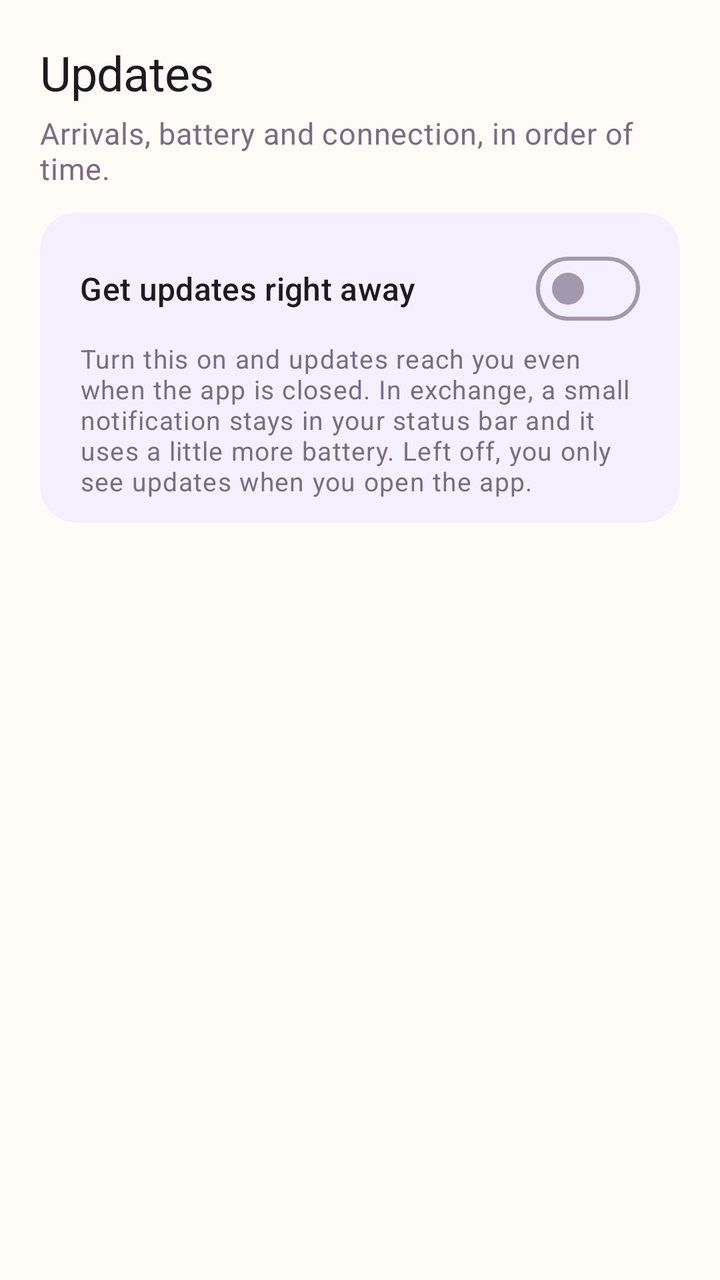
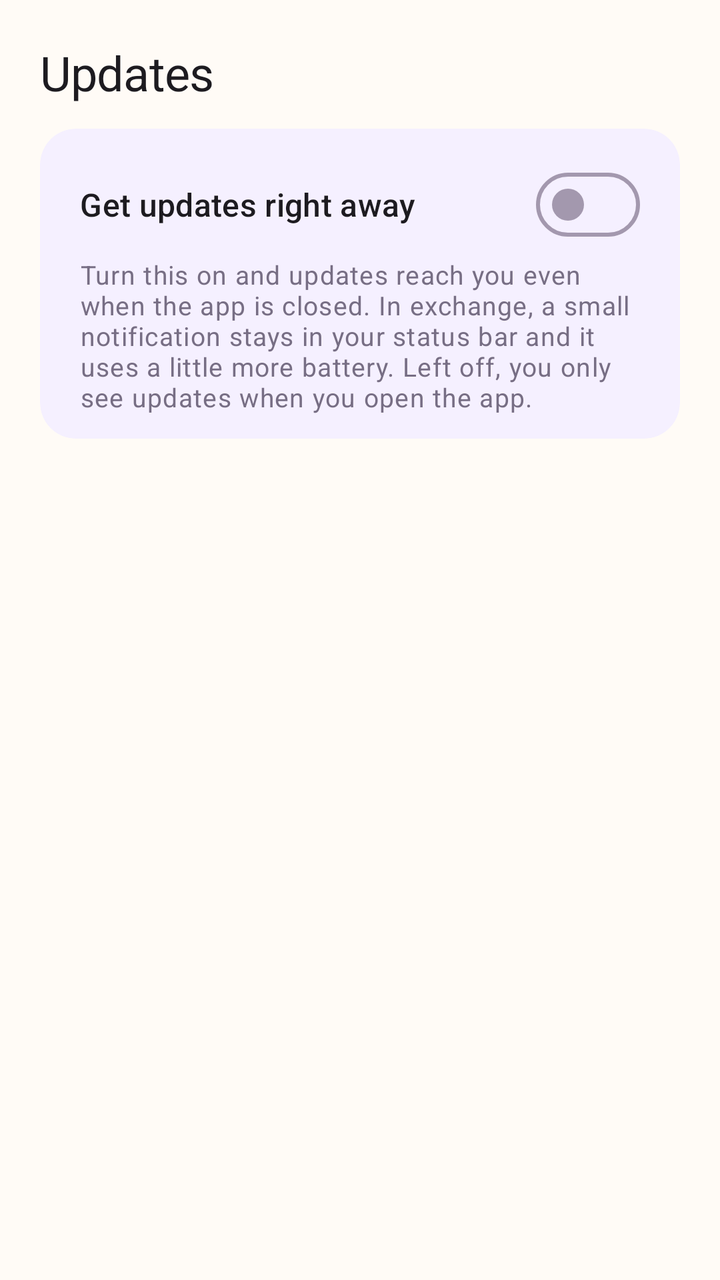

Compare the two renders of this Android layout. The source of the first and the diff that turns it into the second are given below.
<!-- AndroidManifest.xml: application theme Theme.KidCare -->
<!-- res/layout/fragment_alert.xml -->
<?xml version="1.0" encoding="utf-8"?>
<LinearLayout xmlns:android="http://schemas.android.com/apk/res/android"
    xmlns:app="http://schemas.android.com/apk/res-auto"
    android:layout_width="match_parent"
    android:layout_height="match_parent"
    android:orientation="vertical">

    <LinearLayout
        android:layout_width="match_parent"
        android:layout_height="wrap_content"
        android:orientation="vertical"
        android:paddingHorizontal="@dimen/edge"
        android:paddingTop="20dp"
        android:paddingBottom="12dp">

        <TextView
            android:layout_width="match_parent"
            android:layout_height="wrap_content"
            android:text="@string/alert_header_title"
            android:textAppearance="?attr/textAppearanceHeadlineSmall" />

        <TextView
            android:layout_width="match_parent"
            android:layout_height="wrap_content"
            android:layout_marginTop="4dp"
            android:text="@string/alert_header_subtitle"
            android:textAppearance="?attr/textAppearanceBodyMedium"
            android:textColor="?attr/colorOnSurfaceVariant" />
    </LinearLayout>

    
    <com.google.android.material.card.MaterialCardView
        android:layout_width="match_parent"
        android:layout_height="wrap_content"
        android:layout_marginHorizontal="@dimen/edge"
        android:layout_marginBottom="8dp"
        app:cardBackgroundColor="?attr/colorSurfaceContainerHigh"
        app:shapeAppearance="@style/ShapeAppearance.KidCare.Medium"
        app:strokeWidth="0dp">

        <LinearLayout
            android:layout_width="match_parent"
            android:layout_height="wrap_content"
            android:orientation="vertical"
            android:paddingHorizontal="@dimen/edge"
            android:paddingVertical="12dp">

            <com.google.android.material.materialswitch.MaterialSwitch
                android:id="@+id/service_switch"
                android:layout_width="match_parent"
                android:layout_height="wrap_content"
                android:minHeight="52dp"
                android:saveEnabled="false"
                android:text="@string/alert_service_switch"
                android:textAppearance="?attr/textAppearanceTitleSmall" />

            <TextView
                android:layout_width="match_parent"
                android:layout_height="wrap_content"
                android:text="@string/alert_service_hint"
                android:textAppearance="?attr/textAppearanceBodySmall"
                android:textColor="?attr/colorOnSurfaceVariant" />
        </LinearLayout>
    </com.google.android.material.card.MaterialCardView>

    
    <TextView
        android:id="@+id/alert_state"
        android:layout_width="match_parent"
        android:layout_height="wrap_content"
        android:paddingHorizontal="@dimen/edge"
            android:paddingVertical="16dp"
        android:textAppearance="?attr/textAppearanceBodyMedium"
        android:textColor="?attr/colorOnSurfaceVariant"
        android:visibility="gone" />

    <FrameLayout
        android:layout_width="match_parent"
        android:layout_height="0dp"
        android:layout_weight="1">

        <androidx.recyclerview.widget.RecyclerView
            android:id="@+id/alert_list"
            android:layout_width="match_parent"
            android:layout_height="match_parent"
            android:clipToPadding="false"
            android:paddingTop="4dp"
            android:paddingBottom="12dp" />

        
        <LinearLayout
            android:id="@+id/alert_empty"
            android:layout_width="match_parent"
            android:layout_height="wrap_content"
            android:layout_gravity="center"
            android:gravity="center_horizontal"
            android:orientation="vertical"
            android:paddingHorizontal="@dimen/edge"
            android:paddingVertical="24dp"
            android:visibility="gone">

            <ImageView
                android:layout_width="104dp"
                android:layout_height="104dp"
                android:alpha="0.9"
                android:importantForAccessibility="no"
                android:src="@drawable/ic_mascot" />

            <TextView
                android:id="@+id/alert_empty_text"
                android:layout_width="match_parent"
                android:layout_height="wrap_content"
                android:layout_marginTop="16dp"
                android:gravity="center"
                android:lineSpacingExtra="3dp"
                android:text="@string/alert_empty"
                android:textAppearance="?attr/textAppearanceBodyMedium"
                android:textColor="?attr/colorOnSurfaceVariant" />
        </LinearLayout>
    </FrameLayout>
</LinearLayout>
<!-- resources referenced by this layout -->
<resources>
  <dimen name="edge">20dp</dimen>
  <!-- drawable ic_mascot (drawable) -->
  <?xml version="1.0" encoding="utf-8"?>
  <vector xmlns:android="http://schemas.android.com/apk/res/android"
      android:width="120dp"
      android:height="120dp"
      android:viewportWidth="120"
      android:viewportHeight="120">
  
      <path
          android:pathData="M60,4 a55,55 0 1,0 0,110 a55,55 0 1,0 0,-110 Z"
          android:fillColor="@color/mascot_bg" />
  
      
      <path
          android:pathData="M60,34 L60,20"
          android:strokeColor="@color/mascot_leaf"
          android:strokeWidth="6"
          android:strokeLineCap="round" />
  
      
      <path
          android:pathData="M58,27 C47,27 40,20 40,11 C51,11 58,18 58,27 Z"
          android:fillColor="@color/mascot_leaf" />
      <path
          android:pathData="M62,22 C72,22 78,16 78,8 C68,8 62,14 62,22 Z"
          android:fillColor="@color/mascot_leaf" />
  
      
      <path
          android:pathData="M22,68 a38,38 0 1,0 76,0 a38,38 0 1,0 -76,0 Z"
          android:fillColor="@color/mascot_face"
          android:strokeColor="@color/mascot_line"
          android:strokeWidth="3.5" />
  
      
      <path
          android:pathData="M31,80 a7,7 0 1,0 14,0 a7,7 0 1,0 -14,0 Z"
          android:fillColor="@color/mascot_cheek" />
      <path
          android:pathData="M75,80 a7,7 0 1,0 14,0 a7,7 0 1,0 -14,0 Z"
          android:fillColor="@color/mascot_cheek" />
  
      
      <path
          android:pathData="M41,63 a5,5 0 1,0 10,0 a5,5 0 1,0 -10,0 Z"
          android:fillColor="@color/mascot_line" />
      <path
          android:pathData="M69,63 a5,5 0 1,0 10,0 a5,5 0 1,0 -10,0 Z"
          android:fillColor="@color/mascot_line" />
  
      
      <path
          android:pathData="M50,80 Q60,91 70,80"
          android:strokeColor="@color/mascot_line"
          android:strokeWidth="5"
          android:strokeLineCap="round" />
  </vector>
  <string name="alert_empty" formatted="false">No updates yet.\nPick a school or academy on the Places tab\nand arrivals will show up here.</string>
  <string name="alert_header_subtitle" formatted="false">Arrivals, battery and connection, in order of time.</string>
  <string name="alert_header_title" formatted="false">Updates</string>
  <string name="alert_service_hint" formatted="false">Turn this on and updates reach you even when the app is closed. In exchange, a small notification stays in your status bar and it uses a little more battery. Left off, you only see updates when you open the app.</string>
  <string name="alert_service_switch" formatted="false">Get updates right away</string>
  <color name="mascot_bg">#CFEDE7</color>
  <color name="mascot_leaf">#3B9B73</color>
  <color name="mascot_face">#FFD9A8</color>
  <color name="mascot_line">#173E37</color>
  <color name="mascot_cheek">#FFB8B8</color>
  <color name="sky">#826DCC</color>
  <color name="on_accent">#FFFFFF</color>
  <color name="sky_soft">#EEE9FF</color>
  <color name="ink">#342D3F</color>
  <color name="apricot">#F2A05F</color>
  <color name="apricot_soft">#FFF0E2</color>
  <color name="on_apricot_soft">#5A3216</color>
  <color name="grass">#7E9D68</color>
  <color name="grass_soft">#EDF4E7</color>
  <color name="berry_ink">#B64C66</color>
  <color name="paper_card">#FFFEFC</color>
  <color name="berry_soft">#FDE8F2</color>
  <color name="on_berry_soft">#5B213C</color>
  <color name="paper">#FFFBF6</color>
  <color name="paper_fold">#F5F0FF</color>
  <color name="ink_soft">#776E84</color>
  <color name="line">#A398AE</color>
  <color name="line_soft">#E9E1ED</color>
  <style parent="" name="ShapeAppearance.KidCare.Small">
          <item name="cornerFamily">rounded</item>
          <item name="cornerSize">12dp</item>
      </style>
  <style parent="" name="ShapeAppearance.KidCare.Large">
          <item name="cornerFamily">rounded</item>
          <item name="cornerSize">24dp</item>
      </style>
  <style parent="" name="ShapeAppearance.KidCare.Pill">
          <item name="cornerFamily">rounded</item>
          <item name="cornerSize">50%</item>
      </style>
  <!-- unchanged entries left out for length: 25 -->
</resources>

<!-- the commit's change to res/layout/fragment_alert.xml (unified diff, before → after) -->
@@ -18,14 +18,6 @@
             android:layout_height="wrap_content"
             android:text="@string/alert_header_title"
             android:textAppearance="?attr/textAppearanceHeadlineSmall" />
-
-        <TextView
-            android:layout_width="match_parent"
-            android:layout_height="wrap_content"
-            android:layout_marginTop="4dp"
-            android:text="@string/alert_header_subtitle"
-            android:textAppearance="?attr/textAppearanceBodyMedium"
-            android:textColor="?attr/colorOnSurfaceVariant" />
     </LinearLayout>
 
     
@@ -104,7 +96,7 @@
                 android:layout_height="104dp"
                 android:alpha="0.9"
                 android:importantForAccessibility="no"
-                android:src="@drawable/ic_mascot" />
+                android:src="@drawable/mascot_3d" />
 
             <TextView
                 android:id="@+id/alert_empty_text"
<!-- resource entries referenced after the edit -->
@@ -1,73 +1,11 @@
 <!-- resources referenced by this layout -->
 <resources>
   <dimen name="edge">20dp</dimen>
-  <!-- drawable ic_mascot (drawable) -->
-  <?xml version="1.0" encoding="utf-8"?>
-  <vector xmlns:android="http://schemas.android.com/apk/res/android"
-      android:width="120dp"
-      android:height="120dp"
-      android:viewportWidth="120"
-      android:viewportHeight="120">
-  
-      <path
-          android:pathData="M60,4 a55,55 0 1,0 0,110 a55,55 0 1,0 0,-110 Z"
-          android:fillColor="@color/mascot_bg" />
-  
-      
-      <path
-          android:pathData="M60,34 L60,20"
-          android:strokeColor="@color/mascot_leaf"
-          android:strokeWidth="6"
-          android:strokeLineCap="round" />
-  
-      
-      <path
-          android:pathData="M58,27 C47,27 40,20 40,11 C51,11 58,18 58,27 Z"
-          android:fillColor="@color/mascot_leaf" />
-      <path
-          android:pathData="M62,22 C72,22 78,16 78,8 C68,8 62,14 62,22 Z"
-          android:fillColor="@color/mascot_leaf" />
-  
-      
-      <path
-          android:pathData="M22,68 a38,38 0 1,0 76,0 a38,38 0 1,0 -76,0 Z"
-          android:fillColor="@color/mascot_face"
-          android:strokeColor="@color/mascot_line"
-          android:strokeWidth="3.5" />
-  
-      
-      <path
-          android:pathData="M31,80 a7,7 0 1,0 14,0 a7,7 0 1,0 -14,0 Z"
-          android:fillColor="@color/mascot_cheek" />
-      <path
-          android:pathData="M75,80 a7,7 0 1,0 14,0 a7,7 0 1,0 -14,0 Z"
-          android:fillColor="@color/mascot_cheek" />
-  
-      
-      <path
-          android:pathData="M41,63 a5,5 0 1,0 10,0 a5,5 0 1,0 -10,0 Z"
-          android:fillColor="@color/mascot_line" />
-      <path
-          android:pathData="M69,63 a5,5 0 1,0 10,0 a5,5 0 1,0 -10,0 Z"
-          android:fillColor="@color/mascot_line" />
-  
-      
-      <path
-          android:pathData="M50,80 Q60,91 70,80"
-          android:strokeColor="@color/mascot_line"
-          android:strokeWidth="5"
-          android:strokeLineCap="round" />
-  </vector>
+  <!-- drawable mascot_3d: png bitmap (drawable-nodpi, 375382 bytes) -->
   <string name="alert_empty" formatted="false">No updates yet.\nPick a school or academy on the Places tab\nand arrivals will show up here.</string>
-  <string name="alert_header_subtitle" formatted="false">Arrivals, battery and connection, in order of time.</string>
   <string name="alert_header_title" formatted="false">Updates</string>
   <string name="alert_service_hint" formatted="false">Turn this on and updates reach you even when the app is closed. In exchange, a small notification stays in your status bar and it uses a little more battery. Left off, you only see updates when you open the app.</string>
   <string name="alert_service_switch" formatted="false">Get updates right away</string>
-  <color name="mascot_bg">#CFEDE7</color>
-  <color name="mascot_leaf">#3B9B73</color>
-  <color name="mascot_face">#FFD9A8</color>
-  <color name="mascot_line">#173E37</color>
-  <color name="mascot_cheek">#FFB8B8</color>
   <color name="sky">#826DCC</color>
   <color name="on_accent">#FFFFFF</color>
   <color name="sky_soft">#EEE9FF</color>
